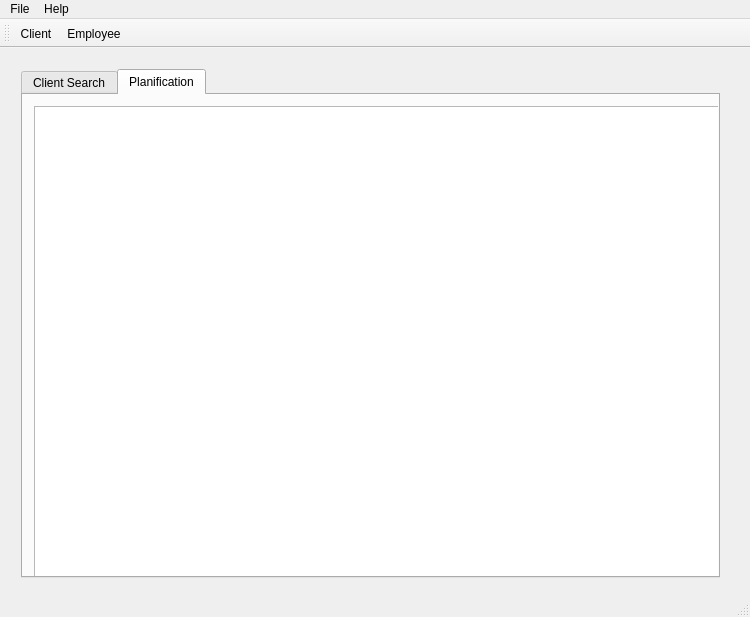
This is TPQtIntroduction/mainwindow.ui in Lydie-Pierrick/TP2-QT-INTRO as Qt 5 draws it before an edit. The edited form follows.
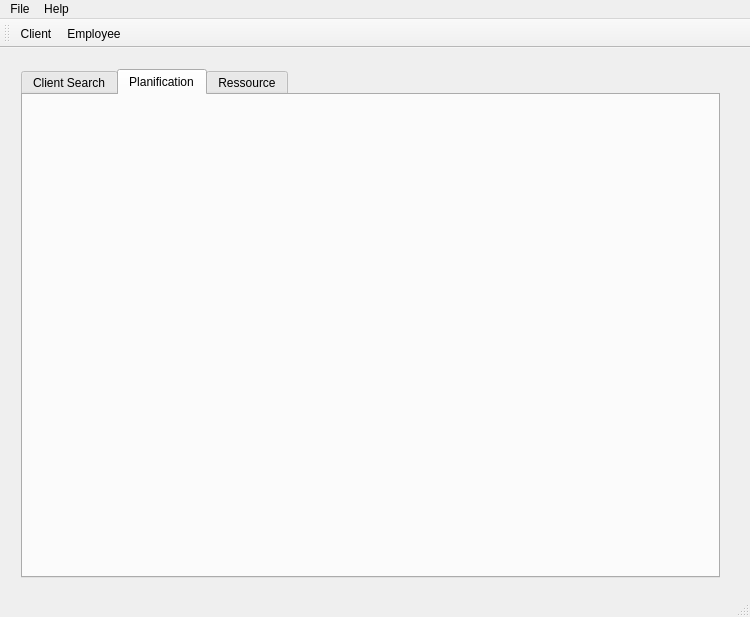
This is the edited form. The open tabs and pages were chosen to show the change. Icons and pictures are not drawn.

The edit to the form file:
```diff
--- a/TPQtIntroduction/mainwindow.ui
+++ b/TPQtIntroduction/mainwindow.ui
@@ -135,20 +135,20 @@
         <attribute name="title">
          <string>Planification</string>
         </attribute>
-        <widget class="QWidget" name="gridLayoutWidget_3">
+       </widget>
+       <widget class="QWidget" name="tab_Ressource">
+        <attribute name="title">
+         <string>Ressource</string>
+        </attribute>
+        <widget class="QTreeView" name="treeView_Ressource">
          <property name="geometry">
           <rect>
            <x>0</x>
            <y>0</y>
-           <width>711</width>
-           <height>501</height>
+           <width>721</width>
+           <height>511</height>
           </rect>
          </property>
-         <layout class="QGridLayout" name="gridLayout_3">
-          <item row="0" column="0">
-           <widget class="QTableView" name="tableView_Planification"/>
-          </item>
-         </layout>
         </widget>
        </widget>
       </widget>
```
Left out of the diff: 2 changed lines with no effect on the pictures.
